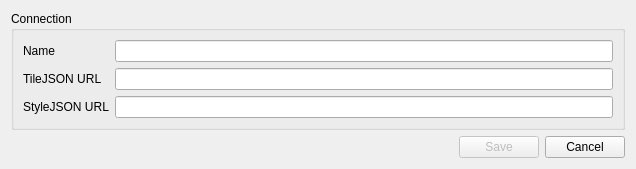
This is ui/dlg_edit_tilejson_connection.ui in geometalab/Vector-Tiles-Reader-QGIS-Plugin as Qt 5 draws it before an edit. The edited form follows.
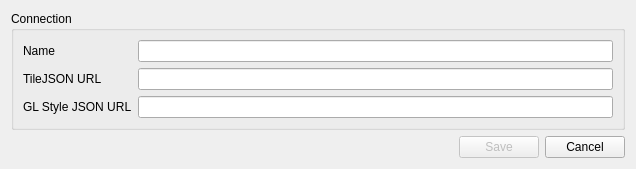
This is the edited form.

```diff
--- a/ui/dlg_edit_tilejson_connection.ui
+++ b/ui/dlg_edit_tilejson_connection.ui
@@ -60,7 +60,7 @@
       <item row="2" column="0">
        <widget class="QLabel" name="lblServerStyleJsonUrl">
         <property name="text">
-         <string>StyleJSON URL</string>
+         <string>GL Style JSON URL</string>
         </property>
        </widget>
       </item>
```
